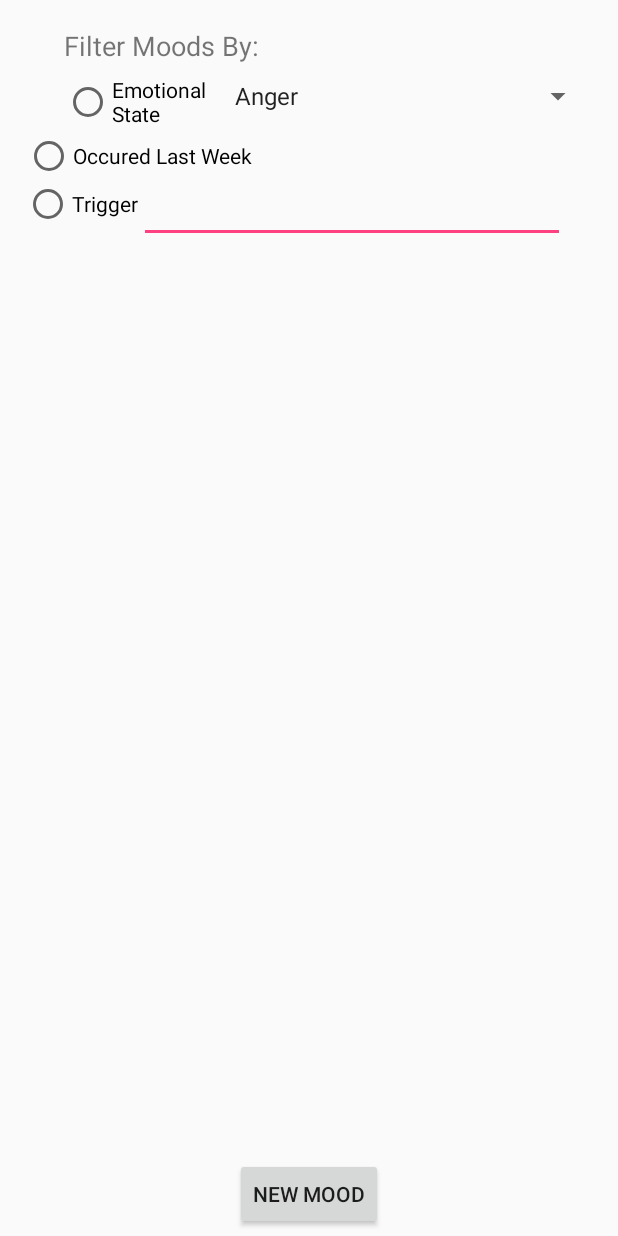
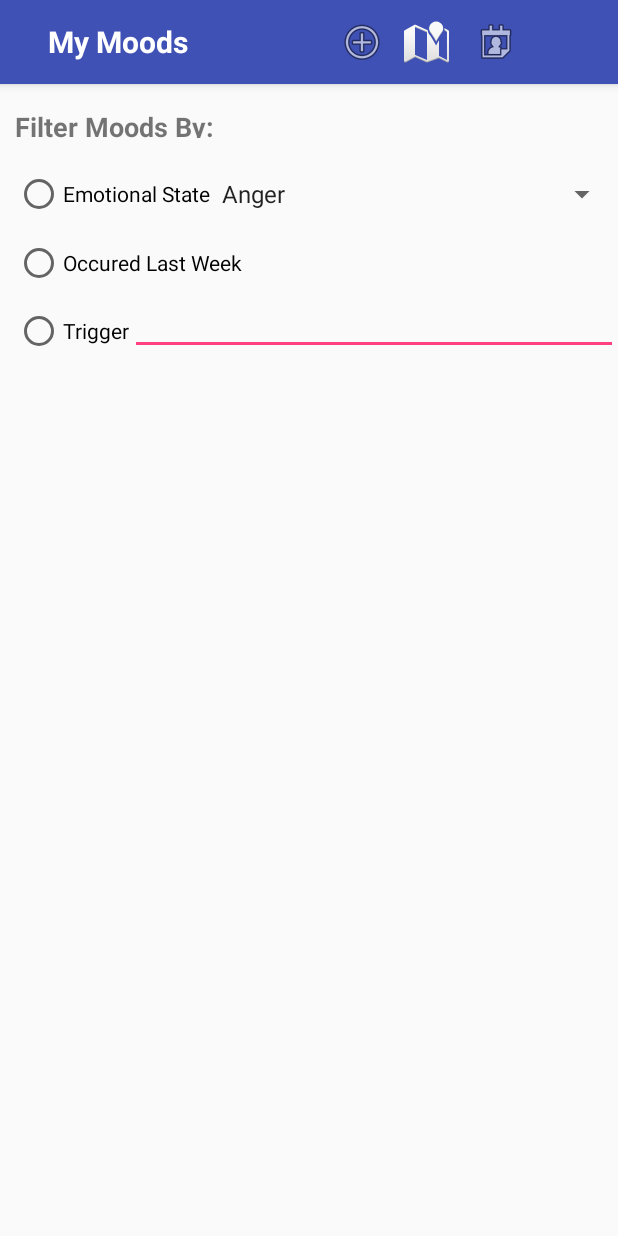
Before and after one commit to nemuelle/InTheMood, an Android app: the MyMoods screen opened directly, with no data from a screen before it, on a phone screen of 412 x 824 dp. Run offline under Robolectric (Android 15) with nearby library versions, the light colour scheme and no system bars; our stand-ins replace AdMob; 2 statements that could not run were skipped.

Commit message:
rewrite mymoods layout

```diff
--- a/InTheMood/app/src/main/java/com/example/austin/inthemood/MyMoods.java
+++ b/InTheMood/app/src/main/java/com/example/austin/inthemood/MyMoods.java
@@ -8,10 +8,12 @@ import android.widget.AdapterView;
 import android.widget.ArrayAdapter;
 import android.widget.Button;
 import android.widget.EditText;
+import android.widget.ImageButton;
 import android.widget.ListView;
 import android.widget.RadioButton;
 import android.widget.Spinner;
 
+import com.google.android.gms.ads.formats.NativeAd;
 import com.google.gson.Gson;
 import com.google.gson.reflect.TypeToken;
 
@@ -38,8 +40,10 @@ public class MyMoods extends AppCompatActivity {
     private Button emotionFilterButton;
     private Button weekFilterButton;
     private Button triggerFilterButton;
-    private Button newMoodButton;
     private EditText triggerText;
+    private ImageButton newMoodButton;
+    private ImageButton calendarButton;
+    private ImageButton mapButton;
     private Spinner moodFilterSpinner;
     private ListView moodsListView;
     public dataControler controller;
@@ -63,7 +67,9 @@ public class MyMoods extends AppCompatActivity {
         triggerText = (EditText) findViewById(R.id.triggerFilterEditText);
         moodFilterSpinner = (Spinner) findViewById(R.id.moodFilterSpinner);
         moodsListView = (ListView) findViewById(R.id.myMoodsListView);
-        newMoodButton = (Button) findViewById(R.id.newMoodButton);
+        newMoodButton = (ImageButton) findViewById(R.id.newMoodImg);
+        calendarButton = (ImageButton) findViewById(R.id.calendarImg);
+        mapButton = (ImageButton) findViewById(R.id.mapImg);
 
         ArrayAdapter<CharSequence> moodSpinnerAdapter = ArrayAdapter.createFromResource(this,
                 R.array.moods, android.R.layout.simple_spinner_item);
@@ -226,11 +232,30 @@ public class MyMoods extends AppCompatActivity {
 
         });
 
+
         newMoodButton.setOnClickListener(new View.OnClickListener() {
 
             public void onClick(View v) {
 
                 addMood(v);
+            }
+
+        });
+
+        calendarButton.setOnClickListener(new View.OnClickListener() {
+
+            public void onClick(View v) {
+                // send moods to the new activity
+
+            }
+
+        });
+
+        mapButton.setOnClickListener(new View.OnClickListener() {
+
+            public void onClick(View v) {
+                // send moods to the new activity
+
             }
 
         });
--- a/InTheMood/app/src/main/res/layout/activity_my_moods.xml
+++ b/InTheMood/app/src/main/res/layout/activity_my_moods.xml
@@ -1,132 +1,147 @@
 <?xml version="1.0" encoding="utf-8"?>
-<android.support.constraint.ConstraintLayout xmlns:android="http://schemas.android.com/apk/res/android"
+<android.widget.RelativeLayout xmlns:android="http://schemas.android.com/apk/res/android"
     xmlns:app="http://schemas.android.com/apk/res-auto"
     xmlns:tools="http://schemas.android.com/tools"
     android:layout_width="match_parent"
     android:layout_height="match_parent"
     tools:context="com.example.austin.inthemood.MyMoods">
 
-    <Spinner
-        android:id="@+id/moodFilterSpinner"
-        android:layout_width="247dp"
-        android:layout_height="32dp"
-        tools:layout_constraintTop_creator="1"
-        tools:layout_constraintRight_creator="1"
-        tools:layout_constraintBottom_creator="1"
-        app:layout_constraintBottom_toBottomOf="@+id/weekFilterButton"
-        android:layout_marginEnd="16dp"
-        app:layout_constraintRight_toRightOf="parent"
-        android:layout_marginTop="48dp"
-        android:layout_marginBottom="40dp"
-        app:layout_constraintTop_toTopOf="parent"
-        android:layout_marginRight="16dp" />
+    <android.support.design.widget.AppBarLayout
+        android:id="@+id/appBarLayout"
+        android:layout_width="match_parent"
+        android:layout_height="wrap_content"
+        android:theme="@style/AppTheme.AppBarOverlay">
+
+        <android.support.v7.widget.Toolbar
+            android:layout_width="match_parent"
+            android:layout_height="wrap_content">
+
+            <TextView
+                android:id="@+id/txt_title"
+                android:layout_width="wrap_content"
+                android:layout_height="wrap_content"
+
+                android:layout_alignParentLeft="true"
+                android:layout_alignParentStart="true"
+                android:layout_centerVertical="true"
+                android:paddingLeft="16dp"
+                android:text="My Moods"
+                android:textColor="@android:color/white"
+                android:textSize="20sp"
+                android:textStyle="bold" />
+
+            <ImageButton
+                android:id="@+id/newMoodImg"
+                android:layout_width="wrap_content"
+                android:layout_height="wrap_content"
+                android:layout_centerVertical="true"
+                android:layout_marginEnd="11dp"
+                android:layout_marginRight="11dp"
+                android:layout_toLeftOf="@+id/mapImg"
+                android:layout_toStartOf="@+id/mapImg"
+                android:background="@android:color/transparent"
+                android:paddingLeft="100dp"
+                app:srcCompat="@android:drawable/ic_menu_add" />
+
+            <ImageButton
+                android:id="@+id/mapImg"
+                android:layout_width="wrap_content"
+                android:layout_height="wrap_content"
+                android:layout_centerVertical="true"
+                android:layout_marginEnd="14dp"
+                android:layout_marginRight="14dp"
+                android:layout_toLeftOf="@+id/calendarImg"
+                android:layout_toStartOf="@+id/calendarImg"
+                android:background="@android:color/transparent"
+                app:srcCompat="@android:drawable/ic_dialog_map" />
+
+            <ImageButton
+                android:id="@+id/calendarImg"
+                android:layout_width="wrap_content"
+                android:layout_height="wrap_content"
+                android:layout_alignParentEnd="true"
+                android:layout_alignParentRight="true"
+                android:layout_alignTop="@+id/mapImg"
+                android:layout_marginEnd="25dp"
+                android:layout_marginRight="25dp"
+                android:background="@android:color/transparent"
+                app:srcCompat="@android:drawable/ic_menu_my_calendar" />
+
+        </android.support.v7.widget.Toolbar>
+    </android.support.design.widget.AppBarLayout>
 
     <TextView
-        android:id="@+id/textView"
-        android:layout_width="212dp"
-        android:layout_height="30dp"
+        android:id="@+id/textView6"
+        android:layout_width="wrap_content"
+        android:layout_height="20dp"
+        android:layout_alignParentLeft="true"
+        android:layout_alignParentStart="true"
+        android:layout_below="@+id/appBarLayout"
+        android:layout_marginLeft="10dp"
+        android:layout_marginStart="10dp"
+        android:layout_marginTop="16dp"
         android:text="Filter Moods By:"
         android:textSize="18sp"
-        app:layout_constraintRight_toLeftOf="@+id/moodFilterSpinner"
-        tools:layout_constraintTop_creator="1"
-        tools:layout_constraintRight_creator="1"
-        tools:layout_constraintBottom_creator="1"
-        app:layout_constraintBottom_toBottomOf="@+id/moodFilterSpinner"
-        android:layout_marginTop="18dp"
-        tools:layout_constraintLeft_creator="1"
-        android:layout_marginBottom="32dp"
-        app:layout_constraintLeft_toLeftOf="@+id/moodFilterSpinner"
-        app:layout_constraintTop_toTopOf="parent" />
+        android:textStyle="bold" />
 
     <RadioButton
         android:id="@+id/emotionalStateFilterButton"
-        android:layout_width="0dp"
-        android:layout_height="0dp"
-        android:text="Emotional State"
-        app:layout_constraintRight_toLeftOf="@+id/moodFilterSpinner"
-        tools:layout_constraintTop_creator="1"
-        tools:layout_constraintRight_creator="1"
-        tools:layout_constraintBottom_creator="1"
-        app:layout_constraintBottom_toTopOf="@+id/weekFilterButton"
-        android:layout_marginEnd="6dp"
-        app:layout_constraintTop_toBottomOf="@+id/textView"
-        tools:layout_constraintLeft_creator="1"
-        app:layout_constraintLeft_toLeftOf="@+id/textView"
-        android:layout_marginRight="6dp" />
+        android:layout_width="wrap_content"
+        android:layout_height="wrap_content"
+        android:layout_alignLeft="@+id/textView6"
+        android:layout_alignStart="@+id/textView6"
+        android:layout_below="@+id/textView6"
+        android:layout_marginTop="21dp"
+        android:text="Emotional State" />
+
+    <Spinner
+        android:id="@+id/moodFilterSpinner"
+        android:layout_width="match_parent"
+        android:layout_height="wrap_content"
+        android:layout_alignTop="@+id/emotionalStateFilterButton"
+        android:layout_toEndOf="@+id/emotionalStateFilterButton"
+        android:layout_toRightOf="@+id/emotionalStateFilterButton"
+        android:layout_above="@+id/weekFilterButton" />
 
     <RadioButton
         android:id="@+id/weekFilterButton"
         android:layout_width="wrap_content"
         android:layout_height="wrap_content"
-        android:text="Occured Last Week"
-        tools:layout_constraintTop_creator="1"
-        tools:layout_constraintRight_creator="1"
-        app:layout_constraintRight_toRightOf="@+id/triggerFilterButton"
-        android:layout_marginTop="88dp"
-        tools:layout_constraintLeft_creator="1"
-        app:layout_constraintTop_toTopOf="parent"
-        app:layout_constraintLeft_toRightOf="@+id/triggerFilterButton" />
+        android:layout_alignLeft="@+id/emotionalStateFilterButton"
+        android:layout_alignStart="@+id/emotionalStateFilterButton"
+        android:layout_below="@+id/emotionalStateFilterButton"
+        android:layout_marginTop="14dp"
+        android:text="Occured Last Week" />
 
     <RadioButton
         android:id="@+id/triggerFilterButton"
         android:layout_width="wrap_content"
         android:layout_height="wrap_content"
-        android:text="Trigger"
-        tools:layout_constraintTop_creator="1"
-        android:layout_marginStart="16dp"
-        app:layout_constraintTop_toBottomOf="@+id/weekFilterButton"
-        tools:layout_constraintLeft_creator="1"
-        app:layout_constraintLeft_toLeftOf="parent"
-        android:layout_marginLeft="16dp" />
+        android:layout_alignLeft="@+id/weekFilterButton"
+        android:layout_alignStart="@+id/weekFilterButton"
+        android:layout_below="@+id/weekFilterButton"
+        android:layout_marginTop="13dp"
+        android:text="Trigger" />
 
     <EditText
         android:id="@+id/triggerFilterEditText"
-        android:layout_width="284dp"
-        android:layout_height="42dp"
-        android:ems="10"
-        android:inputType="textPersonName"
-        android:textSize="14sp"
-        tools:layout_constraintTop_creator="1"
-        tools:layout_constraintRight_creator="1"
-        tools:layout_constraintBottom_creator="1"
-        app:layout_constraintBottom_toBottomOf="@+id/triggerFilterButton"
-        app:layout_constraintRight_toRightOf="@+id/moodFilterSpinner"
-        app:layout_constraintTop_toBottomOf="@+id/weekFilterButton"
-        tools:layout_constraintLeft_creator="1"
-        app:layout_constraintLeft_toRightOf="@+id/triggerFilterButton"
-        app:layout_constraintHorizontal_bias="0.0"
-        app:layout_constraintVertical_bias="0.0" />
+        android:layout_width="wrap_content"
+        android:layout_height="wrap_content"
+        android:layout_alignBottom="@+id/triggerFilterButton"
+        android:layout_alignParentEnd="true"
+        android:layout_alignParentRight="true"
+        android:layout_alignTop="@+id/triggerFilterButton"
+        android:layout_toEndOf="@+id/triggerFilterButton"
+        android:layout_toRightOf="@+id/triggerFilterButton"
+        android:textSize="12sp" />
 
     <ListView
         android:id="@+id/myMoodsListView"
-        android:layout_width="0dp"
-        android:layout_height="0dp"
-        tools:layout_constraintTop_creator="1"
-        tools:layout_constraintRight_creator="1"
-        tools:layout_constraintBottom_creator="1"
-        app:layout_constraintBottom_toTopOf="@+id/newMoodButton"
-        android:layout_marginStart="16dp"
-        android:layout_marginEnd="16dp"
-        app:layout_constraintRight_toRightOf="parent"
-        android:layout_marginTop="11dp"
-        app:layout_constraintTop_toBottomOf="@+id/triggerFilterButton"
-        tools:layout_constraintLeft_creator="1"
-        android:layout_marginBottom="8dp"
-        app:layout_constraintLeft_toLeftOf="parent"
-        android:layout_marginLeft="16dp"
-        android:layout_marginRight="16dp" />
+        android:layout_width="match_parent"
+        android:layout_height="320dp"
+        android:layout_alignParentBottom="true"
+        android:layout_alignParentLeft="true"
+        android:layout_alignParentStart="true" />
 
-    <Button
-        android:id="@+id/newMoodButton"
-        android:layout_width="wrap_content"
-        android:layout_height="wrap_content"
-        android:text="New Mood"
-        tools:layout_constraintRight_creator="1"
-        tools:layout_constraintBottom_creator="1"
-        app:layout_constraintBottom_toBottomOf="parent"
-        app:layout_constraintRight_toRightOf="parent"
-        tools:layout_constraintLeft_creator="1"
-        android:layout_marginBottom="4dp"
-        app:layout_constraintLeft_toLeftOf="parent" />
 
-</android.support.constraint.ConstraintLayout>
+</android.widget.RelativeLayout>
```
